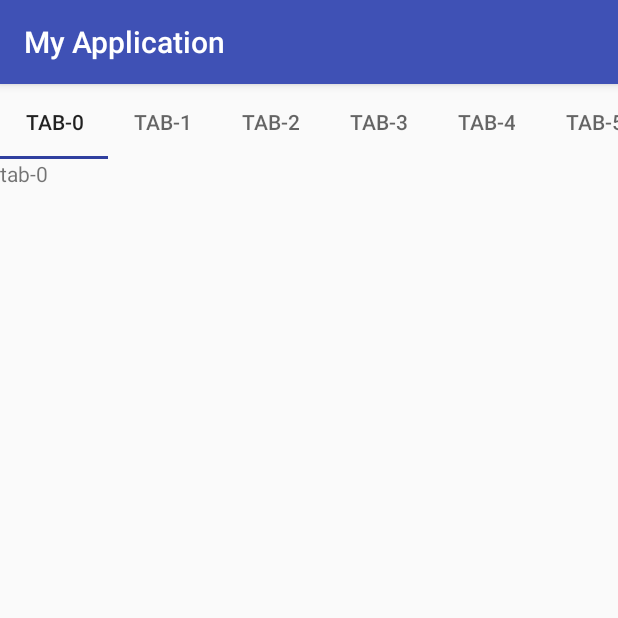
After one commit to FTExplore/SeriesChooserTableFragment, an Android app: the fragment Selector shown on its own in the app's theme, on a phone screen of 412 x 824 dp, the top half of it. The commit adds this screen. Run offline under Robolectric (Android 15) with nearby library versions, the phone set to English and light mode, and no system bars.

Commit message:
add-增加使用layout_viewpager实现的方式

```diff
--- a/app/build.gradle
+++ b/app/build.gradle
@@ -27,5 +27,6 @@ dependencies {
     compile "com.android.support:appcompat-v7:${SUPPORT_PACKAGE_VERSION}"
     compile "com.android.support:support-v4:${SUPPORT_PACKAGE_VERSION}"
     compile "com.android.support:recyclerview-v7:${SUPPORT_PACKAGE_VERSION}"
+    compile "com.android.support:design:${SUPPORT_PACKAGE_VERSION}"
     testCompile 'junit:junit:4.12'
 }
--- a/app/src/main/java/com/example/administrator/myapplication/MainActivity.java
+++ b/app/src/main/java/com/example/administrator/myapplication/MainActivity.java
@@ -7,6 +7,7 @@ import android.os.Bundle;
 import android.view.View;
 
 import Reclye.SeriesTableFragment;
+import vp_select.Selector;
 
 public class MainActivity extends Activity {
 
@@ -17,7 +18,7 @@ public class MainActivity extends Activity {
     }
 
     public void go(View view) {
-        Fragment fragment = new SeriesTableFragment();
+        Fragment fragment = new Selector();
         android.app.FragmentManager fm = getFragmentManager();
         FragmentTransaction ft = fm.beginTransaction();
         ft.add(R.id.fl, fragment);
--- /dev/null
+++ b/app/src/main/java/vp_select/Selector.java
@@ -0,0 +1,77 @@
+package vp_select;
+
+import android.app.Fragment;
+import android.os.Bundle;
+import android.support.annotation.Nullable;
+import android.support.design.widget.TabLayout;
+import android.support.v4.app.FragmentPagerAdapter;
+import android.support.v4.view.PagerAdapter;
+import android.support.v4.view.ViewPager;
+import android.view.LayoutInflater;
+import android.view.View;
+import android.view.ViewGroup;
+import android.widget.TextView;
+
+import com.example.administrator.myapplication.R;
+
+import java.util.ArrayList;
+import java.util.List;
+
+/**
+ * Created by FTE on 2016/12/9.
+ */
+
+public class Selector extends Fragment {
+
+
+    @Nullable
+    @Override
+    public View onCreateView(LayoutInflater inflater, ViewGroup container, Bundle savedInstanceState) {
+        View view = inflater.inflate(R.layout.selector, null);
+        ViewPager mViewPager = (ViewPager) view.findViewById(R.id.vp);
+        TabLayout tablayout = (TabLayout) view.findViewById(R.id.tablayout);
+        final List<TextView> list = new ArrayList<>();
+
+        for (int i = 0; i < 100; i++) {
+            TextView tv = new TextView(getActivity());
+            tv.setText("tab-" + i);
+            list.add(tv);
+        }
+
+
+        mViewPager.setAdapter(new PagerAdapter() {
+            @Override
+            public int getCount() {
+                return list.size();
+            }
+
+            @Override
+            public CharSequence getPageTitle(int position) {
+                return "tab-" + position;
+            }
+
+            @Override
+            public Object instantiateItem(ViewGroup container, int position) {
+
+                container.addView(list.get(position));
+                return list.get(position);
+            }
+
+            @Override
+            public void destroyItem(ViewGroup container, int position, Object object) {
+//                super.destroyItem(container, position, object);
+                container.removeView(list.get(position));
+            }
+
+            @Override
+            public boolean isViewFromObject(View view, Object object) {
+                return view == object;
+            }
+        });
+
+        tablayout.setupWithViewPager(mViewPager);
+        return view;
+    }
+
+
+}
--- /dev/null
+++ b/app/src/main/res/layout/selector.xml
@@ -0,0 +1,22 @@
+<?xml version="1.0" encoding="utf-8"?>
+<LinearLayout xmlns:android="http://schemas.android.com/apk/res/android"
+    xmlns:app="http://schemas.android.com/apk/res-auto"
+    android:layout_width="match_parent"
+    android:layout_height="match_parent"
+    android:orientation="vertical">
+
+
+    <android.support.design.widget.TabLayout
+        android:id="@+id/tablayout"
+        android:layout_width="match_parent"
+        android:layout_height="50dp"
+        app:tabIndicatorColor="@color/colorPrimaryDark"
+        app:tabMode="scrollable" />
+
+
+    <android.support.v4.view.ViewPager
+        android:id="@+id/vp"
+        android:layout_width="match_parent"
+        android:layout_height="match_parent" />
+
+</LinearLayout>
--- a/settings.gradle
+++ b/settings.gradle
@@ -1 +1 @@
-include ':app'
+include ':app', ':materialviewpager'
```
